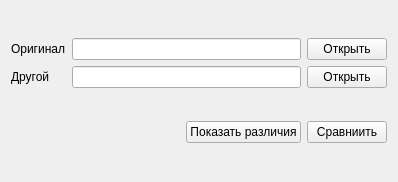
First picture: the form in ui/comparingwidget.ui, repository massaraksh-yandex/thesis, before the edit.
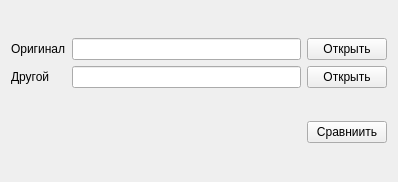
Second picture: the form after the edit.

```diff
--- a/ui/comparingwidget.ui
+++ b/ui/comparingwidget.ui
@@ -67,13 +67,6 @@
        </property>
       </spacer>
      </item>
-     <item>
-      <widget class="QPushButton" name="pushDiff">
-       <property name="text">
-        <string>Показать различия</string>
-       </property>
-      </widget>
-     </item>
      <item>
       <widget class="QPushButton" name="pushCompare">
        <property name="text">
```
